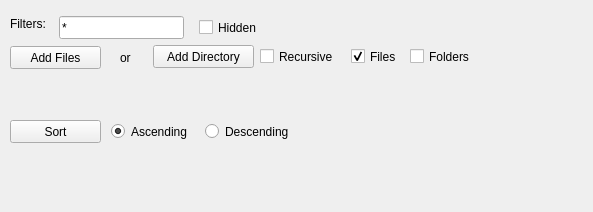
First picture: the form in src/selectionform.ui, repository metamorphose/metamorphose3, before the edit.
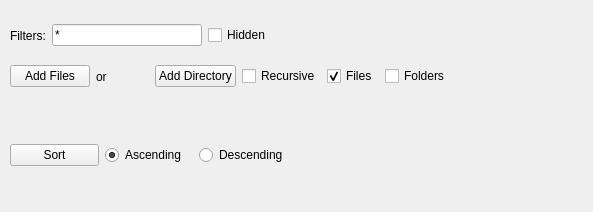
Second picture: the form after the edit.

Commit message: use layouts on selection form

```diff
--- a/src/selectionform.ui
+++ b/src/selectionform.ui
@@ -13,31 +13,18 @@
   <property name="windowTitle">
    <string>Form</string>
   </property>
-  <widget class="QRadioButton" name="sortAscending">
+  <widget class="QWidget" name="horizontalLayoutWidget">
    <property name="geometry">
     <rect>
-     <x>111</x>
-     <y>121</y>
-     <width>88</width>
-     <height>21</height>
+     <x>10</x>
+     <y>140</y>
+     <width>278</width>
+     <height>31</height>
     </rect>
    </property>
-   <property name="text">
-    <string>Ascending</string>
-   </property>
-   <property name="checked">
-    <bool>true</bool>
-   </property>
-  </widget>
+   <layout class="QHBoxLayout" name="horizontalLayout">
+    <item>
   <widget class="QPushButton" name="sortButton">
-   <property name="geometry">
-    <rect>
-     <x>10</x>
-     <y>120</y>
-     <width>91</width>
-     <height>23</height>
-    </rect>
-   </property>
    <property name="text">
     <string>Sort</string>
    </property>
@@ -45,89 +32,75 @@
     <bool>false</bool>
    </property>
   </widget>
+    </item>
+    <item>
+     <widget class="QRadioButton" name="sortAscending">
+      <property name="text">
+       <string>Ascending</string>
+      </property>
+      <property name="checked">
+       <bool>true</bool>
+      </property>
+     </widget>
+    </item>
+    <item>
   <widget class="QRadioButton" name="sortDescending">
-   <property name="geometry">
-    <rect>
-     <x>205</x>
-     <y>121</y>
-     <width>96</width>
-     <height>21</height>
-    </rect>
-   </property>
    <property name="text">
     <string>Descending</string>
    </property>
   </widget>
+    </item>
+   </layout>
+  </widget>
+  <widget class="QWidget" name="horizontalLayoutWidget_2">
+   <property name="geometry">
+    <rect>
+     <x>10</x>
+     <y>60</y>
+     <width>440</width>
+     <height>33</height>
+    </rect>
+   </property>
+   <layout class="QHBoxLayout" name="horizontalLayout_2">
+    <item>
+     <widget class="QPushButton" name="addFilesButton">
+      <property name="enabled">
+       <bool>true</bool>
+      </property>
+      <property name="text">
+       <string>Add Files</string>
+      </property>
+     </widget>
+    </item>
+    <item>
+     <widget class="QLabel" name="label">
+      <property name="text">
+       <string>or</string>
+      </property>
+      <property name="margin">
+       <number>8</number>
+      </property>
+     </widget>
+    </item>
+    <item>
   <widget class="QPushButton" name="addDirButton">
-   <property name="geometry">
-    <rect>
-     <x>153</x>
-     <y>45</y>
-     <width>101</width>
-     <height>23</height>
-    </rect>
-   </property>
    <property name="text">
     <string>Add Directory</string>
    </property>
   </widget>
-  <widget class="QCheckBox" name="filterIncludeHidden">
-   <property name="geometry">
-    <rect>
-     <x>199</x>
-     <y>17</y>
-     <width>68</width>
-     <height>21</height>
-    </rect>
-   </property>
-   <property name="toolTip">
-    <string/>
-   </property>
-   <property name="text">
-    <string>Hidden</string>
-   </property>
-  </widget>
-  <widget class="QLineEdit" name="filterNames">
-   <property name="geometry">
-    <rect>
-     <x>59</x>
-     <y>16</y>
-     <width>125</width>
-     <height>23</height>
-    </rect>
-   </property>
-   <property name="toolTip">
-    <string>Space separated list of filters</string>
-   </property>
-   <property name="text">
-    <string>*</string>
-   </property>
-  </widget>
+    </item>
+    <item>
   <widget class="QCheckBox" name="addRecursive">
-   <property name="geometry">
-    <rect>
-     <x>260</x>
-     <y>46</y>
-     <width>85</width>
-     <height>21</height>
-    </rect>
-   </property>
    <property name="text">
     <string>Recursive</string>
    </property>
   </widget>
+    </item>
+    <item>
   <widget class="QCheckBox" name="filterIncludeFiles">
    <property name="enabled">
     <bool>true</bool>
    </property>
-   <property name="geometry">
-    <rect>
-     <x>351</x>
-     <y>46</y>
-     <width>53</width>
-     <height>21</height>
-    </rect>
-   </property>
    <property name="text">
     <string>Files</string>
    </property>
@@ -135,18 +108,12 @@
     <bool>true</bool>
    </property>
   </widget>
+    </item>
+    <item>
   <widget class="QCheckBox" name="filterIncludeDirs">
    <property name="enabled">
     <bool>true</bool>
    </property>
-   <property name="geometry">
-    <rect>
-     <x>410</x>
-     <y>46</y>
-     <width>69</width>
-     <height>21</height>
-    </rect>
-   </property>
    <property name="text">
     <string>Folders</string>
    </property>
@@ -154,47 +121,47 @@
     <bool>false</bool>
    </property>
   </widget>
+    </item>
+   </layout>
+  </widget>
+  <widget class="QWidget" name="horizontalLayoutWidget_3">
+   <property name="geometry">
+    <rect>
+     <x>10</x>
+     <y>20</y>
+     <width>261</width>
+     <height>31</height>
+    </rect>
+   </property>
+   <layout class="QHBoxLayout" name="horizontalLayout_3">
+    <item>
   <widget class="QLabel" name="filterNamesLabel">
-   <property name="geometry">
-    <rect>
-     <x>10</x>
-     <y>16</y>
-     <width>41</width>
-     <height>16</height>
-    </rect>
-   </property>
    <property name="text">
     <string>Filters:</string>
    </property>
   </widget>
-  <widget class="QPushButton" name="addFilesButton">
-   <property name="enabled">
-    <bool>true</bool>
-   </property>
-   <property name="geometry">
-    <rect>
-     <x>10</x>
-     <y>46</y>
-     <width>91</width>
-     <height>23</height>
-    </rect>
-   </property>
+    </item>
+    <item>
+     <widget class="QLineEdit" name="filterNames">
+      <property name="toolTip">
+       <string>Space separated list of filters</string>
+      </property>
    <property name="text">
-    <string>Add Files</string>
-   </property>
-  </widget>
-  <widget class="QLabel" name="label">
-   <property name="geometry">
-    <rect>
-     <x>120</x>
-     <y>50</y>
-     <width>21</width>
-     <height>16</height>
-    </rect>
+       <string>*</string>
+      </property>
+     </widget>
+    </item>
+    <item>
+     <widget class="QCheckBox" name="filterIncludeHidden">
+      <property name="toolTip">
+       <string/>
    </property>
    <property name="text">
-    <string>or</string>
-   </property>
+       <string>Hidden</string>
+      </property>
+     </widget>
+    </item>
+   </layout>
   </widget>
  </widget>
  <resources/>
```
Lines whose indentation alone changed are shown as unchanged.
